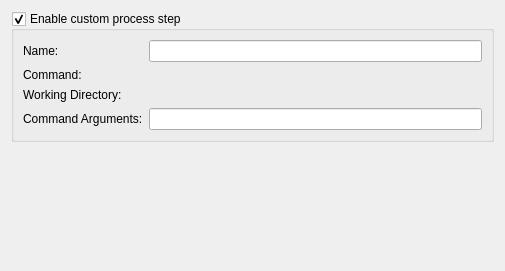
Qt form src/plugins/projectexplorer/processstep.ui (qt-creator/qt-creator) before a commit.
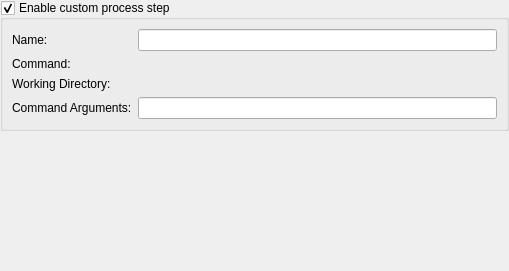
The same form after that commit. Custom widgets are drawn as their Qt base class.

Diff of the .ui file:
```diff
--- a/src/plugins/projectexplorer/processstep.ui
+++ b/src/plugins/projectexplorer/processstep.ui
@@ -6,11 +6,17 @@
    <rect>
     <x>0</x>
     <y>0</y>
-    <width>505</width>
+    <width>509</width>
     <height>271</height>
    </rect>
   </property>
   <layout class="QVBoxLayout" name="verticalLayout">
+   <property name="spacing">
+    <number>0</number>
+   </property>
+   <property name="margin">
+    <number>0</number>
+   </property>
    <item>
     <widget class="QGroupBox" name="enabledGroupBox">
      <property name="title">
```
Left out of the diff: 1 changed line with no effect on the pictures.
